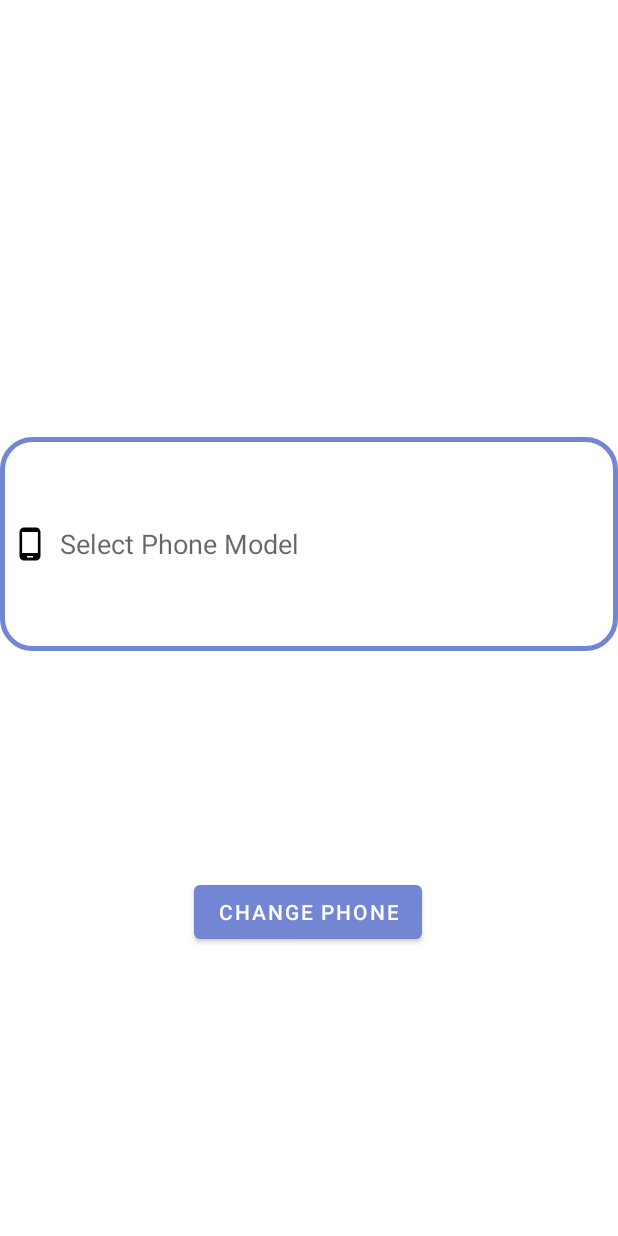
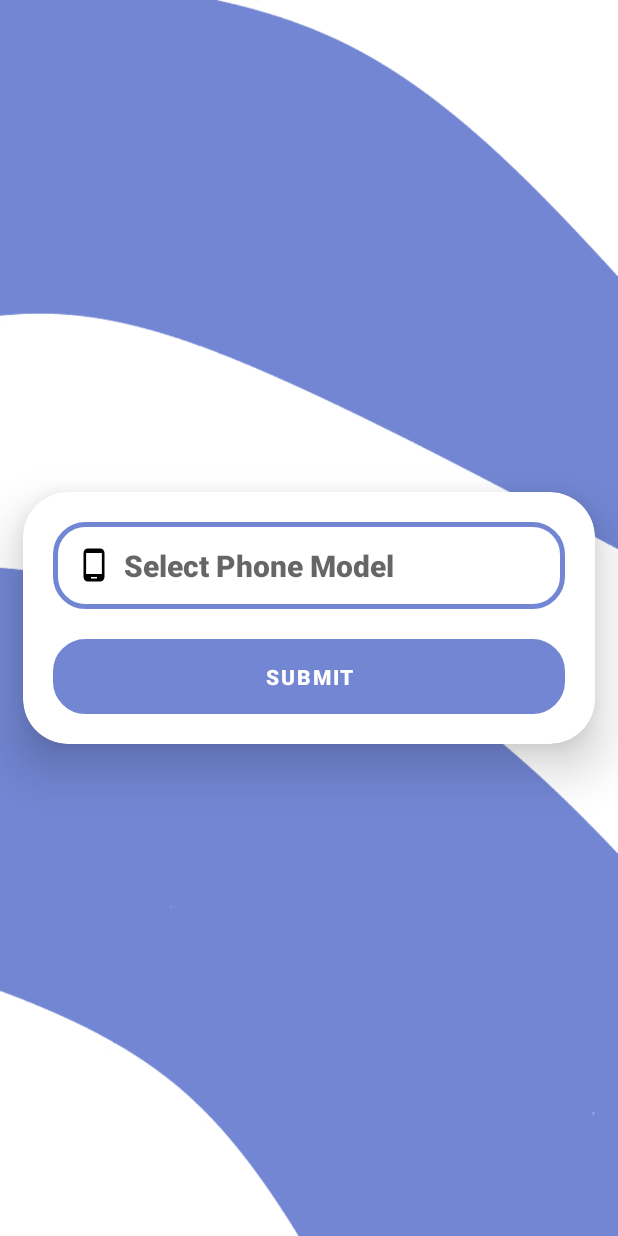
Before and after one commit to Pav10s/FinalProject, an Android app: the screen it shows after launch once a user with an empty profile is signed in (ChangePhone), in the options menu, after a tap on "Change Phone", on a phone screen of 412 x 824 dp. Run offline under Robolectric (Android 15) with nearby library versions, the phone set to English and light mode, and no system bars; our stand-ins replace Firebase (no records; nobody signed in at launch, a user with empty details on screens opened directly); libraries missing offline, so code that uses them is left out: org.checkerframework.dataflow; Roboto replaces fonts that are not available here.

Commit message:
Change in activity_change_phone.xml and activity_feedback.xml

```diff
--- a/app/src/main/java/com/example/finalproject/FeedbackActivity.java
+++ b/app/src/main/java/com/example/finalproject/FeedbackActivity.java
@@ -35,6 +35,7 @@ public class FeedbackActivity extends AppCompatActivity {
     protected void onCreate(Bundle savedInstanceState) {
         super.onCreate(savedInstanceState);
         setContentView(R.layout.activity_feedback);
+        getSupportActionBar().hide();
 
         requestContent = findViewById(R.id.RequestContent);
         requestButton = findViewById(R.id.RequestButton);
--- a/app/src/main/java/com/example/finalproject/MainActivity.java
+++ b/app/src/main/java/com/example/finalproject/MainActivity.java
@@ -151,7 +151,7 @@ public class MainActivity extends AppCompatActivity implements RecyclerViewInter
     //To allocate different activity for different recycler view
     @Override
     public void onItemClick(int position) {
-        if (PhName.equals("Samsung")) {
+
             if (position == 0)
                 startActivity(new Intent(this, Phone.class));
             else if (position == 1)
@@ -172,28 +172,7 @@ public class MainActivity extends AppCompatActivity implements RecyclerViewInter
                 startActivity(new Intent(this, Phone.class));
             else if (position == 9)
                 startActivity(new Intent(this, Message.class));
-        }
-        else {
-            if (position == 0)
-                startActivity(new Intent(this, Phone.class));
-            else if (position == 1)
-                startActivity(new Intent(this, GooglePay.class));
-            else if (position == 2)
-                startActivity(new Intent(this, Whatsapp.class));
-            else if (position == 3)
-                startActivity(new Intent(this, GooglePay.class));
-            else if (position == 4)
-                startActivity(new Intent(this, Whatsapp.class));
-            else if (position == 5)
-                startActivity(new Intent(this, GooglePay.class));
-            else if (position == 6)
-                startActivity(new Intent(this, Whatsapp.class));
-            else if (position == 7)
-                startActivity(new Intent(this, GooglePay.class));
-            else if (position == 8)
-                startActivity(new Intent(this, Whatsapp.class));
-            else if (position == 9)
-                startActivity(new Intent(this, GooglePay.class));
-        }
+
     }
+
 }
--- a/app/src/main/res/layout/activity_change_phone.xml
+++ b/app/src/main/res/layout/activity_change_phone.xml
@@ -1,39 +1,67 @@
 <?xml version="1.0" encoding="utf-8"?>
-<androidx.constraintlayout.widget.ConstraintLayout xmlns:android="http://schemas.android.com/apk/res/android"
+<LinearLayout
+    xmlns:android="http://schemas.android.com/apk/res/android"
     xmlns:app="http://schemas.android.com/apk/res-auto"
     xmlns:tools="http://schemas.android.com/tools"
     android:layout_width="match_parent"
     android:layout_height="match_parent"
-    tools:context=".FeedbackActivity">
+    android:orientation="vertical"
+    android:gravity="center"
+    android:background="@drawable/loginpage"
+    tools:context=".ChangePhone">
 
-    <Button
-        android:id="@+id/ChangeButton"
-        android:layout_width="wrap_content"
+    <androidx.cardview.widget.CardView
+        android:layout_width="match_parent"
         android:layout_height="wrap_content"
-        android:layout_marginBottom="192dp"
-        android:text="Change Phone"
-        app:layout_constraintBottom_toBottomOf="parent"
-        app:layout_constraintEnd_toEndOf="parent"
-        app:layout_constraintHorizontal_bias="0.498"
-        app:layout_constraintStart_toStartOf="parent"
-        app:layout_constraintTop_toBottomOf="@+id/ChangeAuto"
-        app:layout_constraintVertical_bias="0.718" />
+        android:layout_gravity="center_horizontal"
+        app:cardCornerRadius="30dp"
+        app:cardElevation="20dp"
+        android:background="@color/white"
+        android:padding="24dp"
+        android:layout_margin="15dp">
+
+        <LinearLayout
+            android:orientation="vertical"
+            android:layout_width="match_parent"
+            android:layout_height="match_parent">
+
 
             <AutoCompleteTextView
                 android:id="@+id/ChangeAuto"
-        android:layout_width="0dp"
-        android:layout_height="0dp"
-        android:layout_marginTop="291dp"
-        android:layout_marginBottom="150dp"
+                android:layout_width="match_parent"
+                android:layout_height="match_parent"
+                android:layout_marginTop="20dp"
+                android:layout_marginBottom="10dp"
+                android:layout_marginLeft="20dp"
+                android:layout_marginRight="20dp"
                 android:background="@drawable/custom_edittext"
                 android:drawableLeft="@drawable/ic_baseline_phone_android_24"
                 android:drawablePadding="8dp"
                 android:hint="Select Phone Model"
-        android:padding="8dp"
+                android:padding="15dp"
+                android:textAppearance="@style/TextAppearance.AppCompat.Title"
                 android:textColor="@color/black"
-        android:textColorHighlight="@color/cardview_dark_background"
-        app:layout_constraintBottom_toTopOf="@+id/ChangeButton"
-        app:layout_constraintEnd_toEndOf="parent"
-        app:layout_constraintStart_toStartOf="parent"
-        app:layout_constraintTop_toTopOf="parent" />
-</androidx.constraintlayout.widget.ConstraintLayout>
+                android:textColorHighlight="@color/purple"
+                android:textStyle="bold" />
+
+            <Button
+                android:id="@+id/ChangeButton"
+                android:layout_width="match_parent"
+                android:layout_height="50dp"
+                android:layout_marginTop="10dp"
+                android:layout_marginRight="20dp"
+                android:layout_marginLeft="20dp"
+                android:layout_marginBottom="20dp"
+                android:backgroundTint="@color/purple"
+                android:background="@drawable/custom_edittext"
+                android:drawablePadding="8dp"
+                android:text="SUBMIT"
+                android:textColor="@color/white"
+                android:textStyle="bold"/>
+
+        </LinearLayout>
+
+
+    </androidx.cardview.widget.CardView>
+
+</LinearLayout>
--- a/app/src/main/res/layout/activity_forgot_password.xml
+++ b/app/src/main/res/layout/activity_forgot_password.xml
@@ -7,7 +7,7 @@
     android:layout_height="match_parent"
     android:orientation="vertical"
     android:gravity="center"
-    android:background="@drawable/loginpg5"
+    android:background="@drawable/loginpage"
     tools:context=".SignUp">
 
     <androidx.cardview.widget.CardView
--- a/app/src/main/res/layout/activity_login.xml
+++ b/app/src/main/res/layout/activity_login.xml
@@ -7,7 +7,7 @@
     android:layout_height="match_parent"
     android:orientation="vertical"
     android:gravity="center"
-    android:background="@drawable/loginpg5"
+    android:background="@drawable/loginpage"
     tools:context=".Login">
 
     <androidx.cardview.widget.CardView
--- a/app/src/main/res/layout/activity_sign_up.xml
+++ b/app/src/main/res/layout/activity_sign_up.xml
@@ -7,7 +7,7 @@
     android:layout_height="match_parent"
     android:orientation="vertical"
     android:gravity="center"
-    android:background="@drawable/loginpg5"
+    android:background="@drawable/loginpage"
     tools:context=".SignUp">
 
   <androidx.cardview.widget.CardView
```
Also changed, not shown: app/src/main/res/layout/activity_feedback.xml (+57 -23 lines), app/src/main/res/drawable-v24/loginpage.png (renamed from app/src/main/res/drawable-v24/loginpg5.png). Lines whose indentation alone changed are shown as unchanged.
